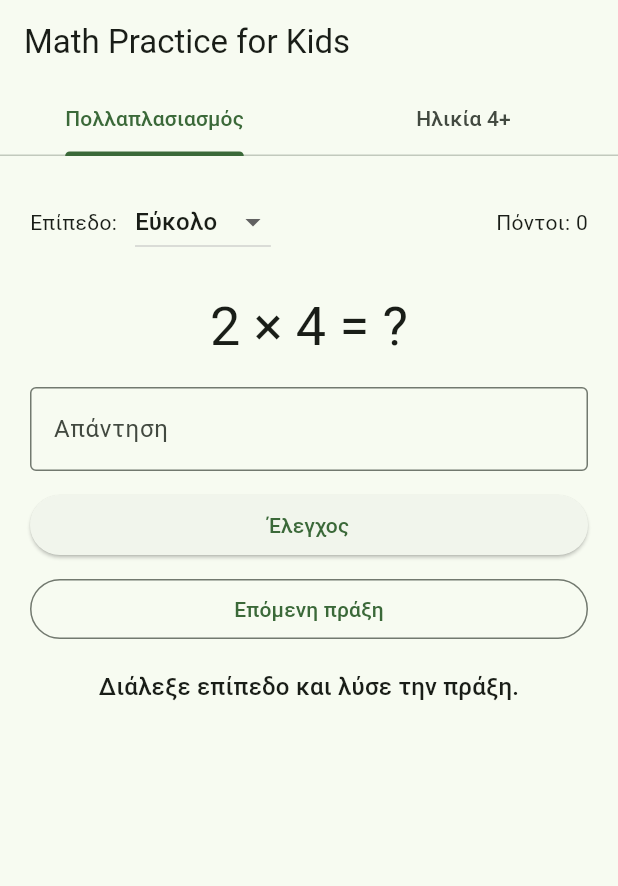
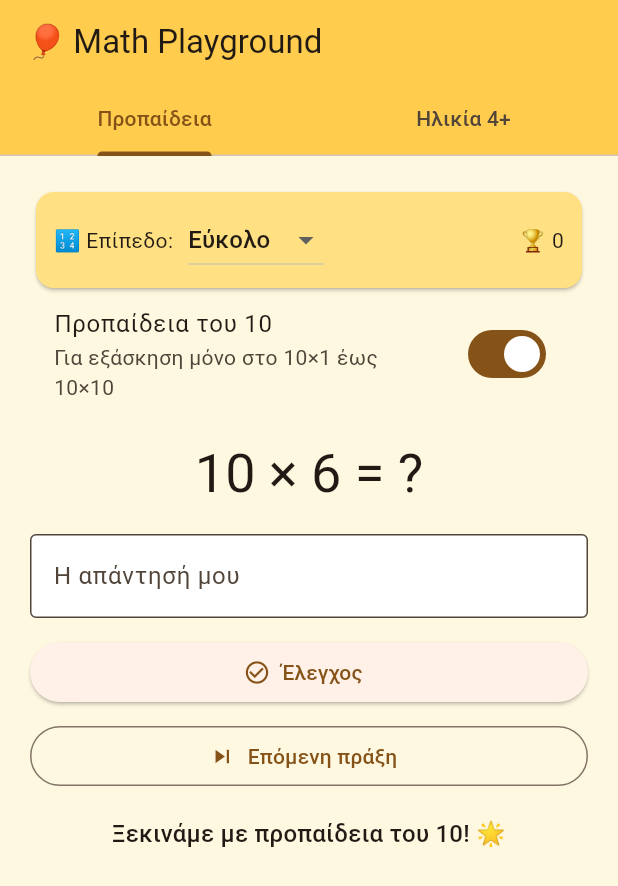
Before and after one commit to gmlogic/create-simple-flutter-app-for-education, a Flutter app: the screen it shows after launch, on a phone screen of 412 x 824 dp. Shown: the top 886 px of the screen. Run offline on Flutter 3.47's test engine with Material 3 defaults, Android fonts, the phone set to English and light mode, and no system bars.

Commit message:
Focus app on 10-times table with kid-friendly style

```diff
--- a/lib/main.dart
+++ b/lib/main.dart
@@ -14,7 +14,7 @@
     return MaterialApp(
       title: 'Math Learning App',
       theme: ThemeData(
-        colorScheme: ColorScheme.fromSeed(seedColor: Colors.green),
+        colorScheme: ColorScheme.fromSeed(seedColor: Colors.orange),
         useMaterial3: true,
       ),
       home: const LearningHomePage(),
@@ -31,10 +31,11 @@
       length: 2,
       child: Scaffold(
         appBar: AppBar(
-          title: const Text('Math Practice for Kids'),
+          backgroundColor: const Color(0xFFFFCC4D),
+          title: const Text('🎈 Math Playground'),
           bottom: const TabBar(
             tabs: <Tab>[
-              Tab(text: 'Πολλαπλασιασμός'),
+              Tab(text: 'Προπαίδεια'),
               Tab(text: 'Ηλικία 4+'),
             ],
           ),
@@ -118,24 +119,38 @@
   late QuestionDeck _deck;
 
   DifficultyLevel _difficulty = DifficultyLevel.easy;
+  bool _tenTimesMode = true;
   int _score = 0;
-  String _feedback = 'Διάλεξε επίπεδο και λύσε την πράξη.';
+  String _feedback = 'Ξεκινάμε με προπαίδεια του 10! 🌟';
   bool _alreadyScoredCurrentQuestion = false;
 
   @override
   void initState() {
     super.initState();
-    _deck = QuestionDeck(questions: _createQuestions(_difficulty));
+    _deck = QuestionDeck(questions: _createQuestions());
   }
 
-  List<IntPair> _createQuestions(DifficultyLevel level) {
+  List<IntPair> _createQuestions() {
+    if (_tenTimesMode) {
+      return List<IntPair>.generate(10, (int index) => (10, index + 1));
+    }
+
     final List<IntPair> pairs = <IntPair>[];
-    for (int left = level.min; left <= level.max; left++) {
-      for (int right = level.min; right <= level.max; right++) {
+    for (int left = _difficulty.min; left <= _difficulty.max; left++) {
+      for (int right = _difficulty.min; right <= _difficulty.max; right++) {
         pairs.add((left, right));
       }
     }
     return pairs;
+  }
+
+  void _rebuildDeckWithMessage(String message) {
+    setState(() {
+      _deck.replaceQuestions(_createQuestions());
+      _answerController.clear();
+      _alreadyScoredCurrentQuestion = false;
+      _feedback = message;
+    });
   }
 
   void _checkAnswer() {
@@ -145,7 +160,7 @@
 
     if (userAnswer == correct) {
       setState(() {
-        _feedback = 'Σωστά! ${current.$1} × ${current.$2} = $correct';
+        _feedback = 'Μπράβο! ${current.$1} × ${current.$2} = $correct 🎉';
         if (!_alreadyScoredCurrentQuestion) {
           _score++;
           _alreadyScoredCurrentQuestion = true;
@@ -155,7 +170,7 @@
     }
 
     setState(() {
-      _feedback = 'Λάθος. Δοκίμασε ξανά.';
+      _feedback = 'Σχεδόν! Προσπάθησε ξανά 💪';
     });
   }
 
@@ -164,18 +179,24 @@
       _deck.next();
       _answerController.clear();
       _alreadyScoredCurrentQuestion = false;
-      _feedback = 'Επόμενη πράξη!';
+      _feedback = 'Πάμε άλλη μία! 🚀';
     });
   }
 
   void _changeDifficulty(DifficultyLevel level) {
     setState(() {
       _difficulty = level;
-      _deck.replaceQuestions(_createQuestions(level));
-      _answerController.clear();
-      _alreadyScoredCurrentQuestion = false;
-      _feedback = 'Άλλαξες επίπεδο: ${level.label}';
     });
+    _rebuildDeckWithMessage('Επίπεδο: ${level.label}');
+  }
+
+  void _setTenTimesMode(bool value) {
+    setState(() {
+      _tenTimesMode = value;
+    });
+    _rebuildDeckWithMessage(
+      value ? 'Μόνο προπαίδεια του 10! 🔟' : 'Όλες οι προπαίδειες ενεργές!',
+    );
   }
 
   @override
@@ -188,15 +209,21 @@
   Widget build(BuildContext context) {
     final IntPair current = _deck.current();
 
-    return Padding(
+    return Container(
+      color: const Color(0xFFFFF8E1),
+      child: Padding(
         padding: const EdgeInsets.all(20),
         child: Column(
           crossAxisAlignment: CrossAxisAlignment.stretch,
           children: <Widget>[
-          Row(
+            Card(
+              color: const Color(0xFFFFE082),
+              child: Padding(
+                padding: const EdgeInsets.symmetric(horizontal: 12, vertical: 8),
+                child: Row(
                   children: <Widget>[
-              const Text('Επίπεδο:'),
-              const SizedBox(width: 12),
+                    const Text('🔢 Επίπεδο:'),
+                    const SizedBox(width: 10),
                     DropdownButton<DifficultyLevel>(
                       key: const Key('difficulty_dropdown'),
                       value: _difficulty,
@@ -215,10 +242,19 @@
                           .toList(),
                     ),
                     const Spacer(),
-              Text('Πόντοι: $_score', key: const Key('score_text')),
+                    Text('🏆 $_score', key: const Key('score_text')),
                   ],
                 ),
-          const SizedBox(height: 24),
+              ),
+            ),
+            SwitchListTile(
+              key: const Key('ten_mode_switch_tile'),
+              title: const Text('Προπαίδεια του 10'),
+              subtitle: const Text('Για εξάσκηση μόνο στο 10×1 έως 10×10'),
+              value: _tenTimesMode,
+              onChanged: _setTenTimesMode,
+            ),
+            const SizedBox(height: 18),
             Text(
               '${current.$1} × ${current.$2} = ?',
               key: const Key('multiplication_question_text'),
@@ -233,20 +269,24 @@
               textAlign: TextAlign.center,
               decoration: const InputDecoration(
                 border: OutlineInputBorder(),
-              labelText: 'Απάντηση',
+                filled: true,
+                fillColor: Colors.white,
+                labelText: 'Η απάντησή μου',
               ),
             ),
             const SizedBox(height: 12),
-          ElevatedButton(
+            ElevatedButton.icon(
               key: const Key('multiplication_check_button'),
               onPressed: _checkAnswer,
-            child: const Text('Έλεγχος'),
+              icon: const Icon(Icons.check_circle_outline),
+              label: const Text('Έλεγχος'),
             ),
             const SizedBox(height: 8),
-          OutlinedButton(
+            OutlinedButton.icon(
               key: const Key('multiplication_next_button'),
               onPressed: _nextQuestion,
-            child: const Text('Επόμενη πράξη'),
+              icon: const Icon(Icons.skip_next),
+              label: const Text('Επόμενη πράξη'),
             ),
             const SizedBox(height: 16),
             Text(
@@ -256,6 +296,7 @@
               style: Theme.of(context).textTheme.titleMedium,
             ),
           ],
+        ),
       ),
     );
   }
@@ -278,21 +319,22 @@
   ];
 
   int _questionIndex = 0;
-  String _feedback = 'Μέτρα τα αστεράκια και απάντησε.';
+  String _feedback = 'Μέτρα τα αστεράκια και απάντησε. ⭐';
 
   void _checkChoice(int selected) {
     final IntPair current = _ageFourQuestions[_questionIndex];
     final int correct = current.$1 + current.$2;
 
     setState(() {
-      _feedback = selected == correct ? 'Μπράβο! Σωστό!' : 'Πολύ κοντά! Δοκίμασε ξανά.';
+      _feedback =
+          selected == correct ? 'Μπράβο! Σωστό! 🥳' : 'Πολύ κοντά! Δοκίμασε ξανά.';
     });
   }
 
   void _next() {
     setState(() {
       _questionIndex = (_questionIndex + 1) % _ageFourQuestions.length;
-      _feedback = 'Νέα ερώτηση!';
+      _feedback = 'Νέα ερώτηση! 🌈';
     });
   }
 
@@ -300,9 +342,12 @@
   Widget build(BuildContext context) {
     final IntPair current = _ageFourQuestions[_questionIndex];
     final int sum = current.$1 + current.$2;
-    final List<int> choices = <int>[sum - 1, sum, sum + 1]..removeWhere((int value) => value < 0);
+    final List<int> choices = <int>[sum - 1, sum, sum + 1]
+      ..removeWhere((int value) => value < 0);
 
-    return Padding(
+    return Container(
+      color: const Color(0xFFE1F5FE),
+      child: Padding(
         padding: const EdgeInsets.all(20),
         child: Column(
           crossAxisAlignment: CrossAxisAlignment.stretch,
@@ -348,6 +393,7 @@
             ),
           ],
         ),
+      ),
     );
   }
 }
```
Also changed, not shown: 2 other files. Lines whose indentation alone changed are shown as unchanged.
